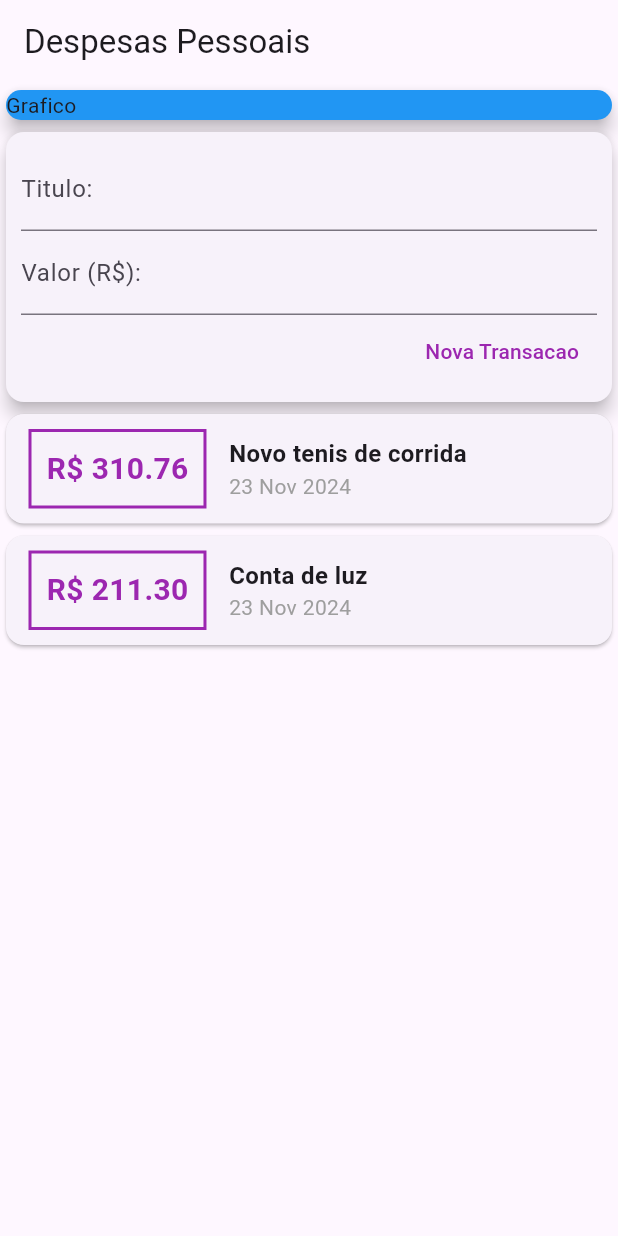
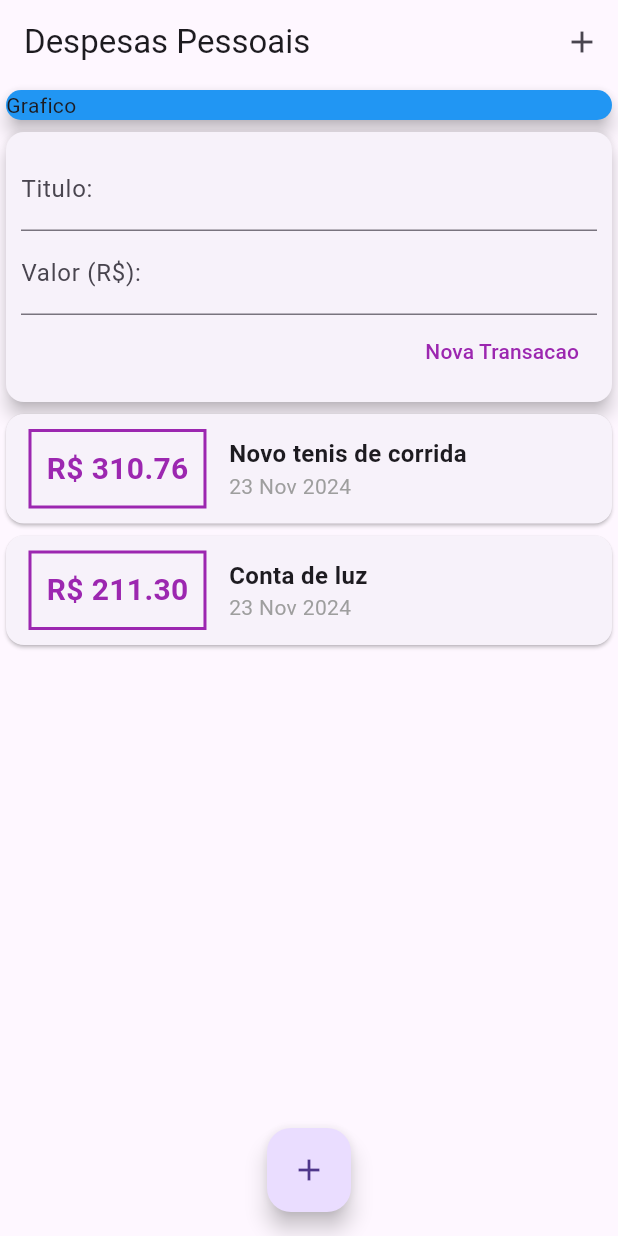
Before and after one commit to niltinfilho/projeto_expenses_flutter, a Flutter app: the screen it shows after launch, on a phone screen of 412 x 824 dp. Run offline on Flutter 3.47's test engine with Material 3 defaults, Android fonts, the phone set to English and light mode, and no system bars.

Commit message:
feat: melhorando a execução e usabilidade do app

```diff
--- a/lib/components/transaction_form.dart
+++ b/lib/components/transaction_form.dart
@@ -7,6 +7,17 @@ class TransactionForm extends StatelessWidget {
   final void Function(String, double) onSubmit;
 
   TransactionForm(this.onSubmit);
+
+  _submitForm() {
+    final title = titleController.text;
+    final value = double.tryParse(valueController.text) ?? 0.0;
+
+    if (title.isEmpty || value <= 0) {
+      return;
+    }
+
+    onSubmit(title, value);
+  }
 
   @override
   Widget build(BuildContext context) {
@@ -18,11 +29,15 @@ class TransactionForm extends StatelessWidget {
           children: [
             TextField(
               controller: titleController,
+              onSubmitted: (_) => _submitForm(),
               decoration: InputDecoration(labelText: 'Titulo:'),
             ),
             TextField(
               controller: valueController,
-              decoration: InputDecoration(labelText: 'Valor (R\$):'),
+              keyboardType:
+                  const TextInputType.numberWithOptions(decimal: true),
+              onSubmitted: (_) => _submitForm(),
+              decoration: const InputDecoration(labelText: 'Valor (R\$):'),
             ),
             Row(
               mainAxisAlignment: MainAxisAlignment.end,
@@ -33,11 +48,7 @@ class TransactionForm extends StatelessWidget {
                         WidgetStateProperty.all<Color>(Colors.purple),
                   ),
                   child: Text('Nova Transacao'),
-                  onPressed: () {
-                    final title = titleController.text;
-                    final value = double.tryParse(valueController.text) ?? 0.0;
-                    onSubmit(title, value);
-                  },
+                  onPressed: _submitForm,
                 ),
               ],
             )
--- a/lib/components/transaction_list.dart
+++ b/lib/components/transaction_list.dart
@@ -11,9 +11,10 @@ class TransactionList extends StatelessWidget {
   Widget build(BuildContext context) {
     return Container(
       height: 300,
-      child: SingleChildScrollView(
-        child: Column(
-          children: transactions.map((tr) {
+      child: ListView.builder(
+        itemCount: transactions.length,
+        itemBuilder: (ctx, index) {
+          final tr = transactions[index];
           return Card(
             child: Row(
               children: [
@@ -58,8 +59,7 @@ class TransactionList extends StatelessWidget {
               ],
             ),
           );
-          }).toList(),
-        ),
+        },
       ),
     );
   }
--- a/lib/main.dart
+++ b/lib/main.dart
@@ -20,6 +20,12 @@ class MyHomePage extends StatelessWidget {
     return Scaffold(
       appBar: AppBar(
         title: Text('Despesas Pessoais'),
+        actions: [
+          IconButton(
+            onPressed: () {},
+            icon: Icon(Icons.add),
+          )
+        ],
       ),
       body: SingleChildScrollView(
         child: Column(
@@ -35,6 +41,12 @@ class MyHomePage extends StatelessWidget {
             TransactionUser(),
           ],
         ),
-        ));
+      ),
+      floatingActionButton: FloatingActionButton(
+        onPressed: () {},
+        child: Icon(Icons.add),
+      ),
+      floatingActionButtonLocation: FloatingActionButtonLocation.centerFloat,
+    );
   }
 }
```
Lines whose indentation alone changed are shown as unchanged.
